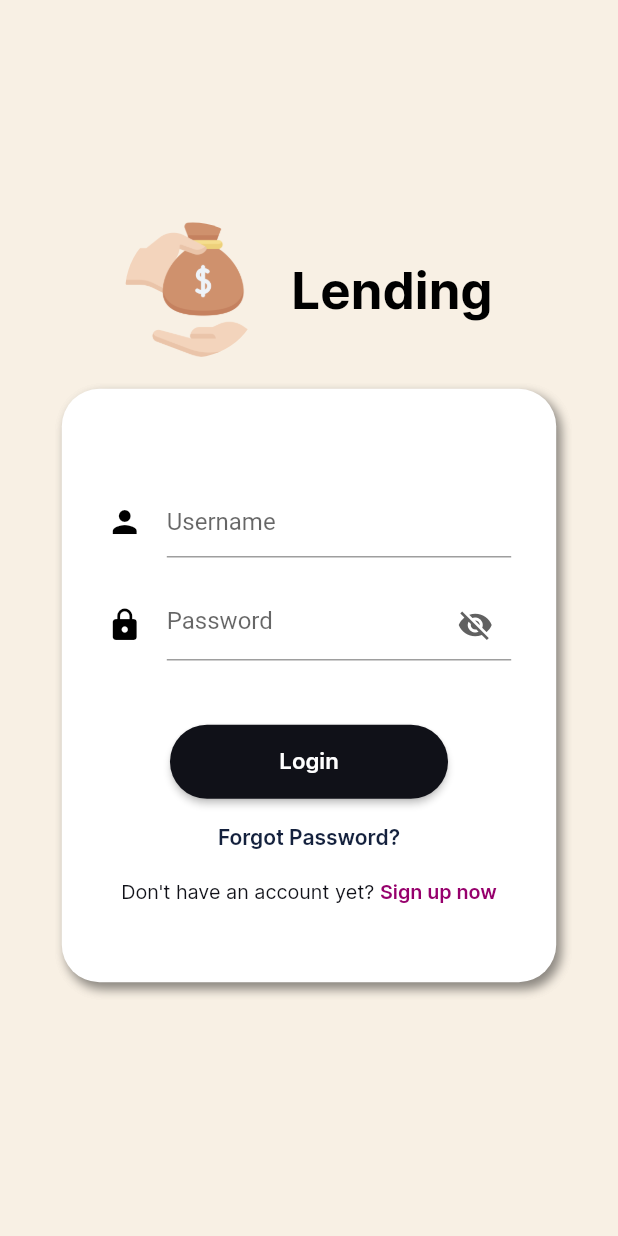
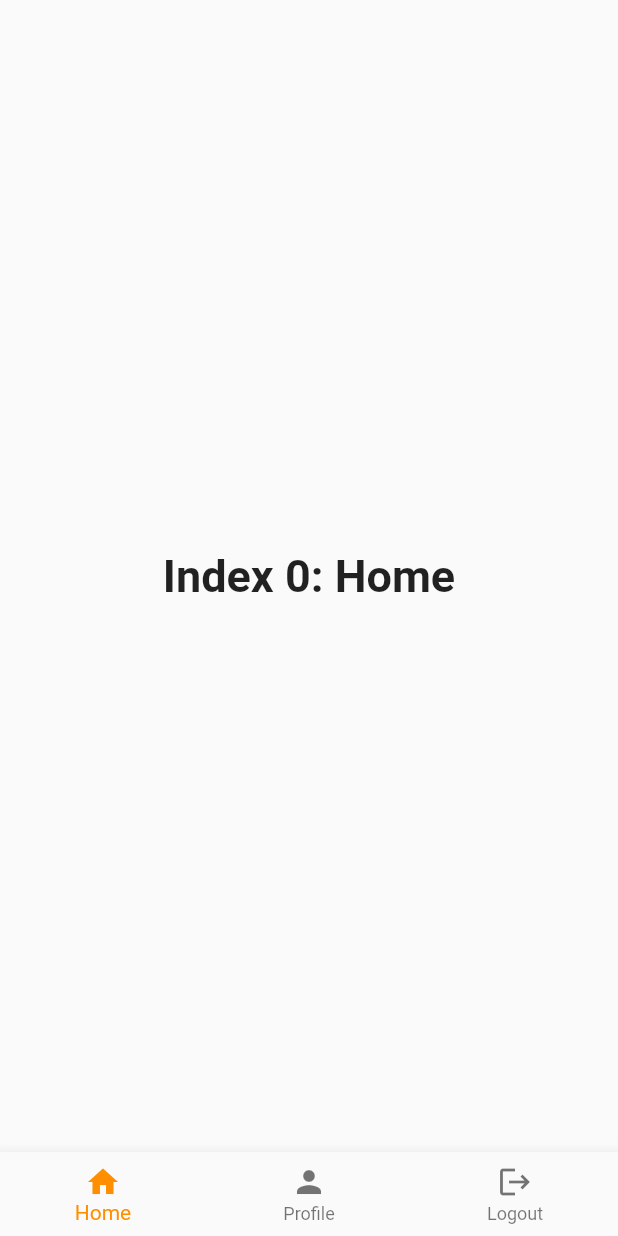
Before and after one commit to jdesolate/lending, a Flutter app: the LoginScreen screen opened directly, after a tap on "Login", on a phone screen of 412 x 824 dp. Run offline on Flutter 3.47's test engine with Material 2 defaults, Android fonts, the phone set to English and light mode, and no system bars.

Commit message:
v2.0 Pre-Home Screen 11/18/21

```diff
--- /dev/null
+++ b/lib/screens/home.dart
@@ -0,0 +1,71 @@
+import 'package:flutter/material.dart';
+
+class HomeScreen extends StatefulWidget {
+  const HomeScreen({Key? key}) : super(key: key);
+
+  @override
+  _HomeScreenState createState() => _HomeScreenState();
+}
+
+class _HomeScreenState extends State<HomeScreen> {
+  int _selectedIndex = 0;
+  static const TextStyle optionStyle =
+      TextStyle(fontSize: 30, fontWeight: FontWeight.bold);
+  static const List<Widget> _widgetOptions = <Widget>[
+    Text(
+      'Index 0: Home',
+      style: optionStyle,
+    ),
+    Text(
+      'Index 1: Business',
+      style: optionStyle,
+    ),
+    Text(
+      'Index 2: School',
+      style: optionStyle,
+    ),
+    Text(
+      'Index 3: Settings',
+      style: optionStyle,
+    ),
+  ];
+
+  void _onItemTapped(int index) {
+    setState(() {
+      _selectedIndex = index;
+    });
+  }
+
+  @override
+  Widget build(BuildContext context) {
+    return SafeArea(
+      child: Scaffold(
+        body: Center(
+          child: _widgetOptions.elementAt(_selectedIndex),
+        ),
+        bottomNavigationBar: BottomNavigationBar(
+          items: const <BottomNavigationBarItem>[
+            BottomNavigationBarItem(
+              icon: Icon(Icons.home),
+              label: 'Home',
+              backgroundColor: Colors.red,
+            ),
+            BottomNavigationBarItem(
+              icon: Icon(Icons.person),
+              label: 'Profile',
+              backgroundColor: Colors.green,
+            ),
+            BottomNavigationBarItem(
+              icon: Icon(Icons.logout),
+              label: 'Logout',
+              backgroundColor: Colors.pink,
+            ),
+          ],
+          currentIndex: _selectedIndex,
+          selectedItemColor: Colors.amber[800],
+          onTap: _onItemTapped,
+        ),
+      ),
+    );
+  }
+}
--- a/lib/screens/login.dart
+++ b/lib/screens/login.dart
@@ -1,5 +1,6 @@
 import 'package:flutter/material.dart';
 import 'package:lending/constants.dart';
+import 'package:lending/screens/home.dart';
 import 'package:lending/screens/register.dart';
 
 class LoginScreen extends StatefulWidget {
@@ -129,6 +130,12 @@ class _LoginScreenState extends State<LoginScreen> {
                         children: [
                           ElevatedButton(
                             onPressed: () async {
+                              Navigator.push(
+                                    context,
+                                    MaterialPageRoute(
+                                        builder: (context) =>
+                                            const HomeScreen()),
+                                  );
                               // try {
                               //   await auth
                               //       .signInWithEmailAndPassword(
```
